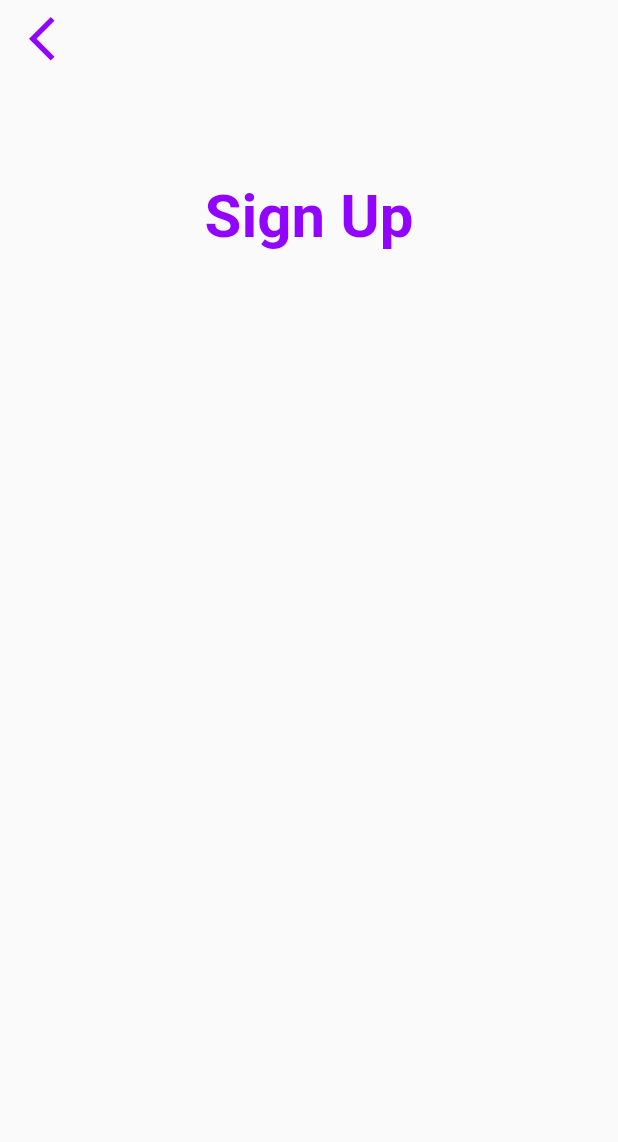
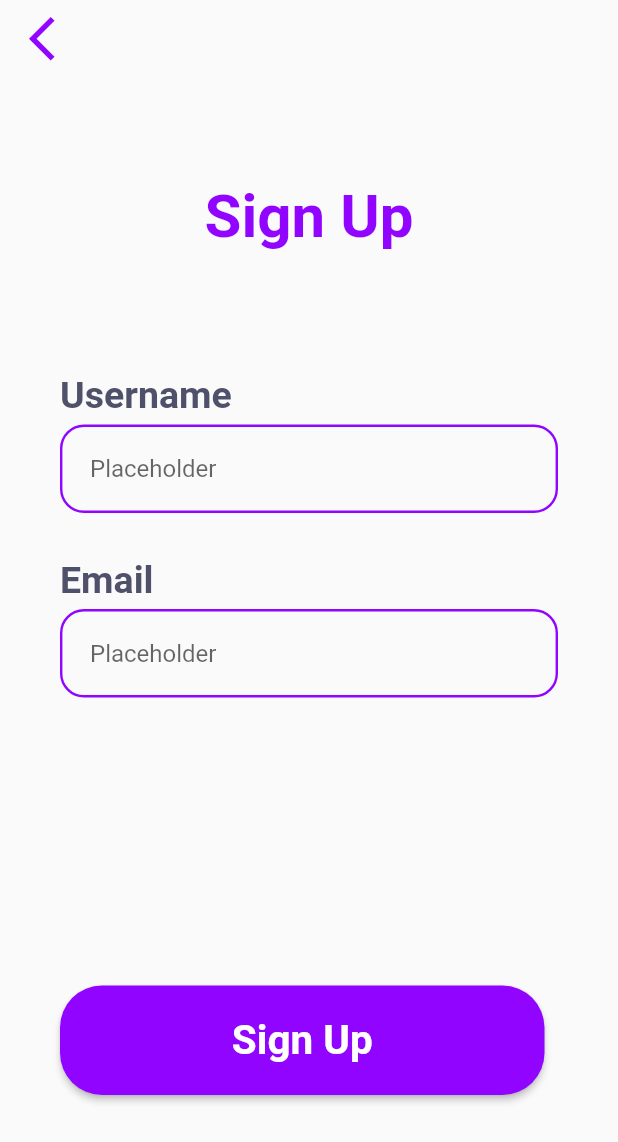
Before and after one commit to Bogdan778/Durudex, a Flutter app: the SignUpWidget screen opened by its route, on a phone screen of 412 x 824 dp. Shown: the top 1142 px of the screen. Run offline on Flutter 3.47's test engine with Material 2 defaults, Android fonts, the phone set to English and light mode, and no system bars; our stand-ins replace shared_preferences; accounts and stored records are empty.

Commit message:
added screens

```diff
--- a/lib/constant/constans.dart
+++ b/lib/constant/constans.dart
@@ -1,7 +1,7 @@
 import 'package:flutter/material.dart';
 
 const textStyle = TextStyle(
-    fontSize: 25, fontWeight: FontWeight.bold);
+    fontSize: 25, fontWeight: FontWeight.bold, color: Color(0xff4F506A));
 
 final textFieldDecoration = InputDecoration(
   focusedBorder: OutlineInputBorder(
@@ -16,13 +16,13 @@ final textFieldDecoration = InputDecoration(
   hintText: 'Placeholder',
 );
 
-
 final ButtonStyle buttonStyle = ElevatedButton.styleFrom(
   primary: const Color(0xFF9104FF),
-
   shape: RoundedRectangleBorder(borderRadius: BorderRadius.circular(28)),
 );
 
-final logoTextStyle = TextStyle(fontSize: 40,
+const logoTextStyle = TextStyle(
+  fontSize: 40,
   color: Color(0xff9104FF),
-            fontWeight: FontWeight.w700,);
+  fontWeight: FontWeight.w700,
+);
--- a/lib/screens/auth/first_screen.dart
+++ b/lib/screens/auth/first_screen.dart
@@ -1,4 +1,3 @@
-import 'package:durudex_mobile/screens/auth/sign_in_screen.dart';
 import 'package:flutter/material.dart';
 import 'package:provider/provider.dart';
 import 'package:durudex_mobile/route.dart' as route;
@@ -11,8 +10,6 @@ class FirstScreen extends StatefulWidget {
   @override
   State<FirstScreen> createState() => _FirstScreenState();
 }
-
-
 
 class _FirstScreenState extends State<FirstScreen> {
   @override
--- a/lib/screens/auth/sign_in_screen.dart
+++ b/lib/screens/auth/sign_in_screen.dart
@@ -2,7 +2,6 @@ import 'package:durudex_mobile/widgets/appbar.dart';
 import 'package:durudex_mobile/constant/constans.dart';
 import 'package:durudex_mobile/widgets/password_field.dart';
 import 'package:flutter/material.dart';
-
 
 class SignInScreen extends StatefulWidget {
   const SignInScreen({Key? key}) : super(key: key);
@@ -34,7 +33,7 @@ class LogoWidget extends StatelessWidget {
       body: SingleChildScrollView(
         child: Column(
           crossAxisAlignment: CrossAxisAlignment.start,
-          children:  [
+          children: const [
             SizedBox(
                 height: (189),
                 child: Center(
@@ -110,6 +109,7 @@ class __FormState extends State<_Form> {
             style: TextStyle(
               fontSize: 20,
               fontWeight: FontWeight.w700,
+              color: Color(0xff4F506A),
             ),
           ))
         ],
--- a/lib/screens/auth/sign_up_screen.dart
+++ b/lib/screens/auth/sign_up_screen.dart
@@ -17,17 +17,58 @@ class _SignUpWidgetState extends State<SignUpWidget> {
         preferredSize: Size.fromHeight(50.0),
         child: AppBarWidget(),
       ),
-      body: Column(
+      body: Padding(
+        padding: const EdgeInsets.symmetric(horizontal: 40),
+        child: Column(
           crossAxisAlignment: CrossAxisAlignment.start,
           children: [
-          SizedBox(
+            const SizedBox(
                 height: 189,
                 child: Center(
                     child: Text(
                   'Sign Up',
                   style: logoTextStyle,
-              )))
+                ))),
+            const SizedBox(height: 10),
+            const Text(
+              'Username',
+              style: textStyle,
+            ),
+            const SizedBox(
+              height: 5,
+            ),
+            TextField(
+              decoration: textFieldDecoration,
+            ),
+            const SizedBox(
+              height: 30,
+            ),
+            const Text(
+              'Email',
+              style: textStyle,
+            ),
+            const SizedBox(
+              height: 5,
+            ),
+            TextField(
+              decoration: textFieldDecoration,
+            ),
+            const SizedBox(
+              height: 192,
+            ),
+            SizedBox(
+              width: 323,
+              height: 73,
+              child: ElevatedButton(
+                  style: buttonStyle,
+                  onPressed: () {},
+                  child: const Text(
+                    'Sign Up',
+                    style: TextStyle(fontWeight: FontWeight.w700, fontSize: 27),
+                  )),
+            ),
           ],
+        ),
       ),
     );
   }
--- a/pubspec.yaml
+++ b/pubspec.yaml
@@ -38,6 +38,7 @@ dev_dependencies:
   flutter_lints: ^1.0.0
   flutter_test:
     sdk: flutter
+  lints: ^1.0.1
 
 # For information on the generic Dart part of this file, see the
 # following page: https://dart.dev/tools/pub/pubspec
```
Also changed, not shown: lib/main.dart (+3 -4 lines), pubspec.lock. Lines whose indentation alone changed are shown as unchanged.
